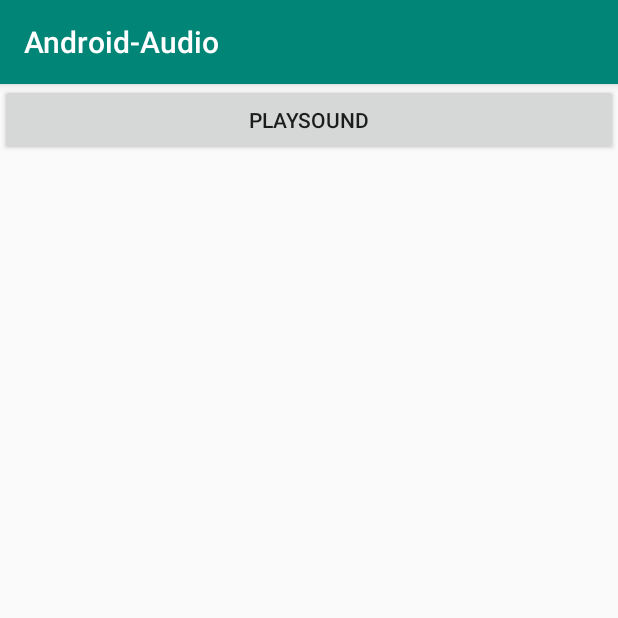
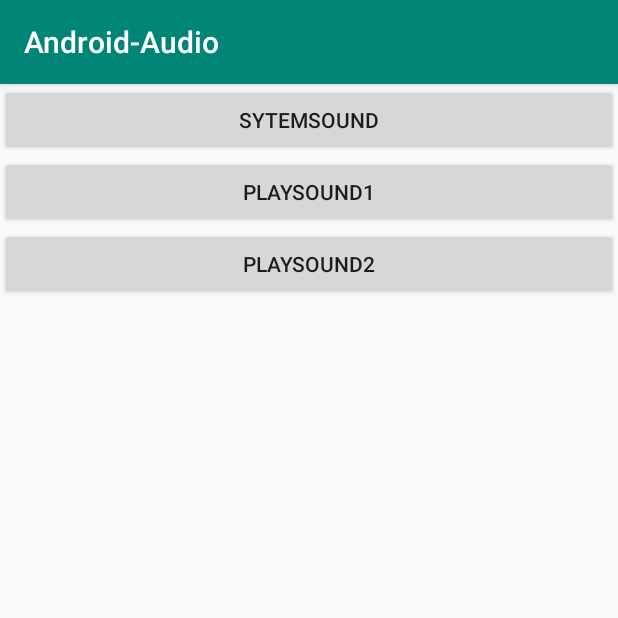
Before and after one commit to MayGrass/Android-Audio, an Android app: the screen it shows after launch (MainActivity), on a phone screen of 412 x 824 dp, the top half of it. Run offline under Robolectric (Android 15) with nearby library versions, the phone set to English and light mode, and no system bars.

Commit message:
播放自訂音效

```diff
--- a/app/src/main/AndroidManifest.xml
+++ b/app/src/main/AndroidManifest.xml
@@ -2,6 +2,7 @@
 <manifest xmlns:android="http://schemas.android.com/apk/res/android"
     package="tw.org.iii.android_audio">
 
+    <uses-permission android:name="android.permission.RECORD_AUDIO"/>
     <application
         android:allowBackup="true"
         android:icon="@mipmap/ic_launcher"
--- a/app/src/main/java/tw/org/iii/android_audio/MainActivity.java
+++ b/app/src/main/java/tw/org/iii/android_audio/MainActivity.java
@@ -4,12 +4,14 @@ import androidx.appcompat.app.AppCompatActivity;
 
 import android.content.Context;
 import android.media.AudioManager;
+import android.media.SoundPool;
 import android.os.Bundle;
 import android.view.View;
 
 public class MainActivity extends AppCompatActivity {
     private AudioManager audioManager;
-
+    private SoundPool soundPool;
+    int h1,h2;
 
     @Override
     protected void onCreate(Bundle savedInstanceState) {
@@ -17,9 +19,20 @@ public class MainActivity extends AppCompatActivity {
         setContentView(R.layout.activity_main);
 
         audioManager = (AudioManager) getSystemService(Context.AUDIO_SERVICE);
+        soundPool = new SoundPool(10, AudioManager.STREAM_MUSIC, 5);
+        h1 = soundPool.load(this, R.raw.h1, 1);
+        h2 = soundPool.load(this, R.raw.h2, 1);
     }
 
-    public void playSound(View view) {
+    public void playSystemSound(View view) {
         audioManager.playSoundEffect(AudioManager.FX_KEYPRESS_STANDARD);
     }
+
+    public void PlaySound1(View view) {
+        soundPool.play(h1, 1f, 1f, 1, 0, 1);
+    }
+
+    public void PlaySound2(View view) {
+        soundPool.play(h2, 1f, 1f, 1, 0, 1);
+    }
 }
--- a/app/src/main/res/layout/activity_main.xml
+++ b/app/src/main/res/layout/activity_main.xml
@@ -11,8 +11,20 @@
     <Button
         android:layout_width="match_parent"
         android:layout_height="wrap_content"
-        android:text="playSound"
-        android:onClick="playSound"
+        android:text="SytemSound"
+        android:onClick="playSystemSound"
+        />
+    <Button
+        android:layout_width="match_parent"
+        android:layout_height="wrap_content"
+        android:text="PlaySound1"
+        android:onClick="PlaySound1"
+        />
+    <Button
+        android:layout_width="match_parent"
+        android:layout_height="wrap_content"
+        android:text="PlaySound2"
+        android:onClick="PlaySound2"
         />
 
 </LinearLayout>
```
Also changed, not shown: 4 other files.
